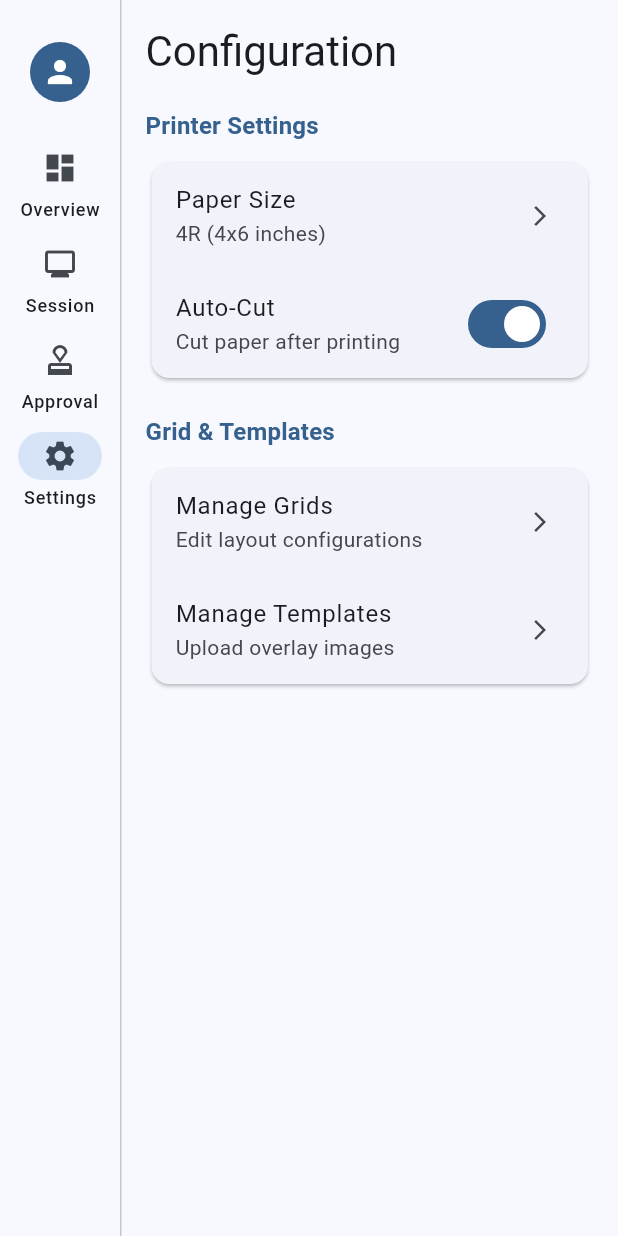
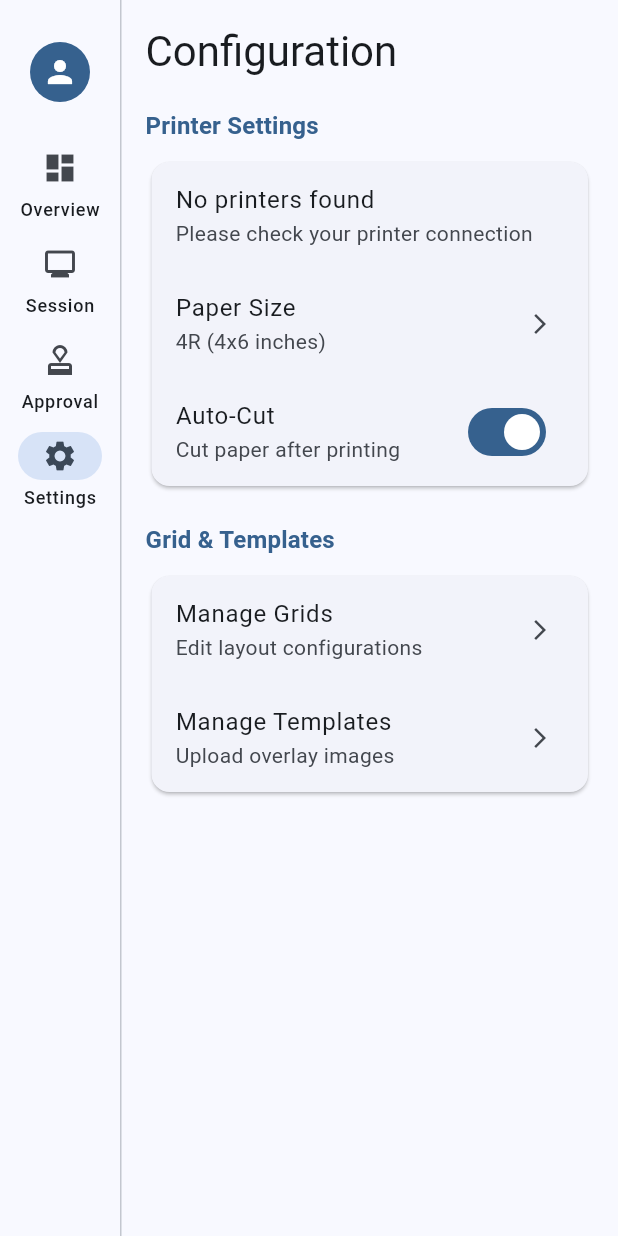
Before and after one commit to NazarMuhammadFF/photoboot_flutter, a Flutter app: the OperatorDashboardScreen screen opened directly, after a tap on "Session", after a tap on "Approval", after a tap on "Settings", on a phone screen of 412 x 824 dp. Run offline on Flutter 3.47's test engine with Material 3 defaults, Android fonts, the light colour scheme and no system bars; our stand-ins replace camera, pdf, printing; missing offline and left inert: window_manager.

Commit message:
feat(operator): implement dashboard logic and settings
- Connect OverviewView to CameraProvider and PrinterProvider
- Implement Printer selection in SettingsView
- Add real-time status updates for devices

```diff
--- a/lib/features/operator/views/overview_view.dart
+++ b/lib/features/operator/views/overview_view.dart
@@ -1,4 +1,7 @@
 import 'package:flutter/material.dart';
+import 'package:provider/provider.dart';
+import '../../../../providers/camera_provider.dart';
+import '../../../../providers/printer_provider.dart';
 
 class OverviewView extends StatelessWidget {
   const OverviewView({super.key});
@@ -17,20 +20,30 @@ class OverviewView extends StatelessWidget {
           const SizedBox(height: 20),
           Row(
             children: [
-              _buildStatusCard(
-                context,
-                title: 'Camera',
-                status: 'Connected',
-                icon: Icons.camera_alt,
-                color: Colors.green,
+              Consumer<CameraProvider>(
+                builder: (context, camera, _) {
+                  final isConnected = camera.isInitialized;
+                  return _buildStatusCard(
+                    context,
+                    title: 'Camera',
+                    status: isConnected ? 'Connected' : 'Disconnected',
+                    icon: isConnected ? Icons.camera_alt : Icons.camera_alt_outlined,
+                    color: isConnected ? Colors.green : Colors.red,
+                  );
+                },
               ),
               const SizedBox(width: 16),
-              _buildStatusCard(
-                context,
-                title: 'Printer',
-                status: 'Ready',
-                icon: Icons.print,
-                color: Colors.green,
+              Consumer<PrinterProvider>(
+                builder: (context, printer, _) {
+                  final isReady = printer.selectedPrinter != null;
+                  return _buildStatusCard(
+                    context,
+                    title: 'Printer',
+                    status: isReady ? 'Ready: ${printer.selectedPrinter!.name}' : 'No Printer Selected',
+                    icon: Icons.print,
+                    color: isReady ? Colors.green : Colors.orange,
+                  );
+                },
               ),
               const SizedBox(width: 16),
               _buildStatusCard(
--- a/lib/features/operator/views/settings_view.dart
+++ b/lib/features/operator/views/settings_view.dart
@@ -1,7 +1,23 @@
 import 'package:flutter/material.dart';
+import 'package:provider/provider.dart';
+import '../../../../providers/printer_provider.dart';
+import 'package:printing/printing.dart';
 
-class SettingsView extends StatelessWidget {
+class SettingsView extends StatefulWidget {
   const SettingsView({super.key});
+
+  @override
+  State<SettingsView> createState() => _SettingsViewState();
+}
+
+class _SettingsViewState extends State<SettingsView> {
+  @override
+  void initState() {
+    super.initState();
+    WidgetsBinding.instance.addPostFrameCallback((_) {
+      context.read<PrinterProvider>().loadPrinters();
+    });
+  }
 
   @override
   Widget build(BuildContext context) {
@@ -17,17 +33,52 @@ class SettingsView extends StatelessWidget {
           context,
           title: 'Printer Settings',
           children: [
+            Consumer<PrinterProvider>(
+              builder: (context, printerProvider, child) {
+                if (printerProvider.printers.isEmpty) {
+                  return const ListTile(
+                    title: Text('No printers found'),
+                    subtitle: Text('Please check your printer connection'),
+                  );
+                }
+                return ListTile(
+                  title: const Text('Select Printer'),
+                  subtitle: Text(printerProvider.selectedPrinter?.name ?? 'None'),
+                  trailing: DropdownButton<Printer>(
+                    value: printerProvider.selectedPrinter,
+                    onChanged: (Printer? newValue) {
+                      if (newValue != null) {
+                        printerProvider.selectPrinter(newValue);
+                      }
+                    },
+                    items: printerProvider.printers.map<DropdownMenuItem<Printer>>((Printer printer) {
+                      return DropdownMenuItem<Printer>(
+                        value: printer,
+                        child: Text(
+                          printer.name,
+                          overflow: TextOverflow.ellipsis,
+                        ),
+                      );
+                    }).toList(),
+                  ),
+                );
+              },
+            ),
             ListTile(
               title: const Text('Paper Size'),
               subtitle: const Text('4R (4x6 inches)'),
               trailing: const Icon(Icons.arrow_forward_ios, size: 16),
-              onTap: () {},
+              onTap: () {
+                // TODO: Implement paper size selection
+              },
             ),
             SwitchListTile(
               title: const Text('Auto-Cut'),
               subtitle: const Text('Cut paper after printing'),
               value: true,
-              onChanged: (val) {},
+              onChanged: (val) {
+                // TODO: Implement auto-cut toggle
+              },
             ),
           ],
         ),
@@ -40,13 +91,17 @@ class SettingsView extends StatelessWidget {
               title: const Text('Manage Grids'),
               subtitle: const Text('Edit layout configurations'),
               trailing: const Icon(Icons.arrow_forward_ios, size: 16),
-              onTap: () {},
+              onTap: () {
+                // TODO: Navigate to Grid Editor
+              },
             ),
             ListTile(
               title: const Text('Manage Templates'),
               subtitle: const Text('Upload overlay images'),
               trailing: const Icon(Icons.arrow_forward_ios, size: 16),
-              onTap: () {},
+              onTap: () {
+                // TODO: Navigate to Template Manager
+              },
             ),
           ],
         ),
```
